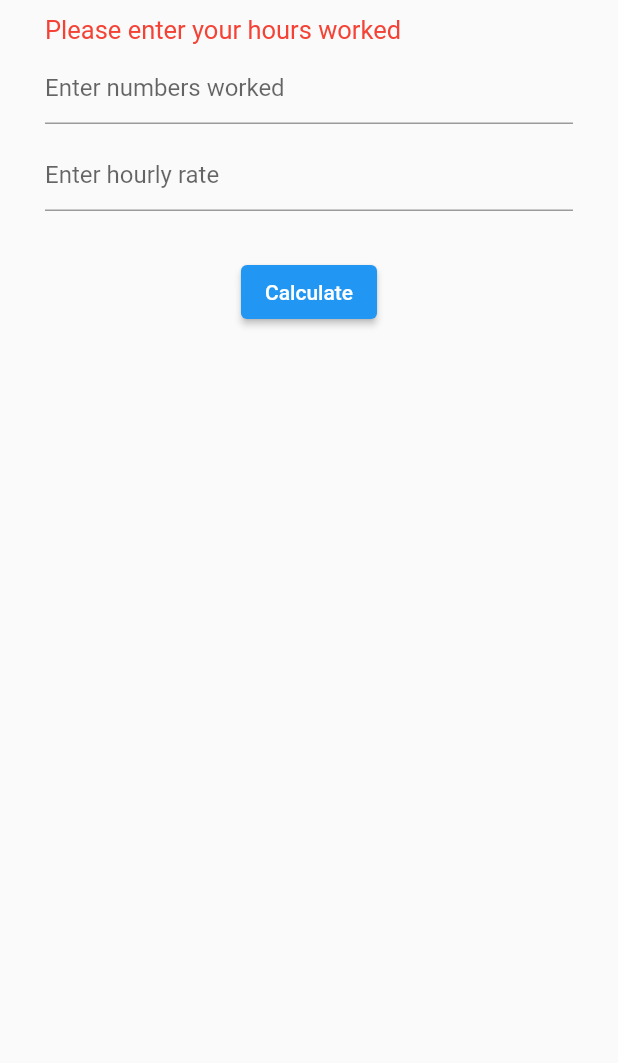
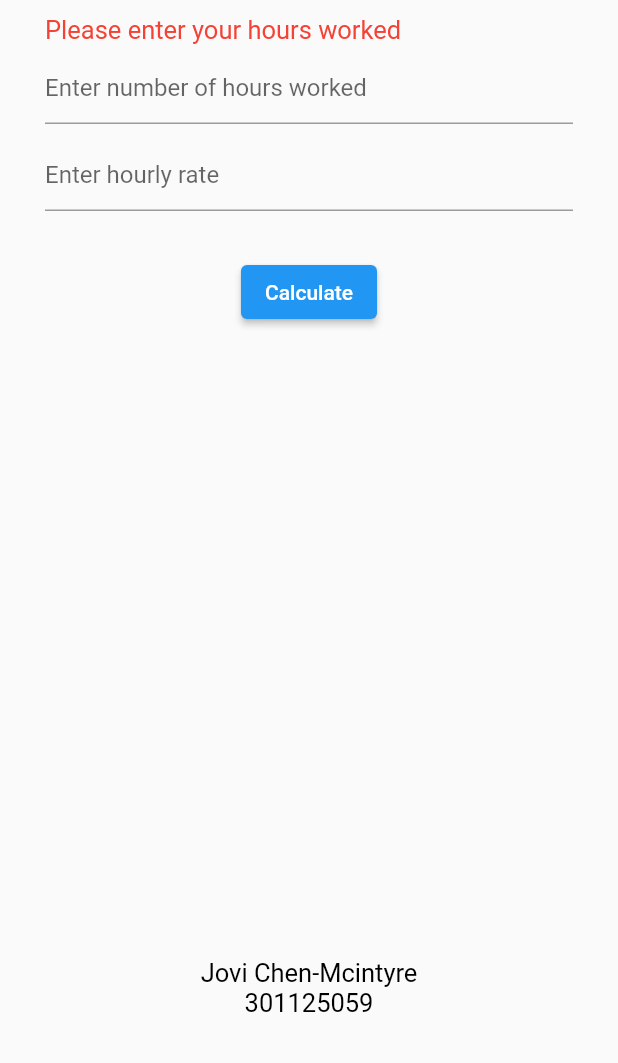
Before and after one commit to jovichenmcintyrecentenial/flutter-pay-calculator, a Flutter app: the screen it shows after launch, after a tap on "Calculate", on a phone screen of 412 x 824 dp, the part 173-1236 px from its top. Run offline on Flutter 3.47's test engine with Material 2 defaults, Android fonts, the phone set to English and light mode, and no system bars.

Commit message:
display student name and id and also display report information

```diff
--- a/lib/main.dart
+++ b/lib/main.dart
@@ -1,4 +1,7 @@
 import 'package:flutter/material.dart';
+import 'package:pay_calculator/widgets/custom_text_field_widget.dart';
+import 'package:pay_calculator/widgets/footer_widget.dart';
+import 'package:pay_calculator/widgets/row_list_item.dart';
 
 void main() {
   runApp(const MyApp());
@@ -13,7 +16,6 @@ class MyApp extends StatelessWidget {
     return MaterialApp(
       title: 'Flutter Demo',
       theme: ThemeData(
-
         primarySwatch: Colors.blue,
       ),
       home: const MyHomePage(title: ''),
@@ -31,8 +33,6 @@ class MyHomePage extends StatefulWidget {
 }
 
 class _MyHomePageState extends State<MyHomePage> {
-
-
   var hoursWorkedTextController = TextEditingController();
   var hourlyRateTextController = TextEditingController();
 
@@ -40,25 +40,54 @@ class _MyHomePageState extends State<MyHomePage> {
   double overtimePay = 0;
   double totalPay = 0;
   double tax = 0;
-  int hours = 0;
   double hourlyRate = 0;
 
   String? errorMessage;
 
-  validate(){
-    if(hoursWorkedTextController.text.trim().isEmpty){
+  void resetValues(){
+     regularPay = 0;
+     overtimePay = 0;
+     totalPay = 0;
+     tax = 0;
+     hourlyRate = 0;
+  }
+
+  //numeric check
+  bool _isNumeric(String? s) {
+    if (s == null) {
+      return false;
+    }
+    return double.tryParse(s) != null;
+  }
+
+  //validate user inputs
+  bool validate() {
+    if (hoursWorkedTextController.text.trim().isEmpty) {
       setState(() {
         errorMessage = 'Please enter your hours worked';
       });
       return false;
+    } else {
+      if (!_isNumeric(hoursWorkedTextController.text.trim())) {
+        setState(() {
+          errorMessage = 'Please enter only numbers for hours worked';
+        });
+        return false;
+      }
     }
 
-    if(hoursWorkedTextController.text.trim().isEmpty){
+    if (hourlyRateTextController.text.trim().isEmpty) {
       setState(() {
         errorMessage = 'Please enter your hourly rate';
       });
       return false;
-
+    } else {
+      if (!_isNumeric(hourlyRateTextController.text.trim())) {
+        setState(() {
+          errorMessage = 'Please enter only numbers for hourly rate';
+        });
+        return false;
+      }
     }
     setState(() {
       errorMessage = null;
@@ -66,13 +95,15 @@ class _MyHomePageState extends State<MyHomePage> {
     return true;
   }
 
-  void calculatePay(){
+  void calculatePay() {
+    resetValues();
+    double overtimeHours = 0;
+    double hours = double.parse(hoursWorkedTextController.text.toString());
+    double hourlyRate = double.parse(hourlyRateTextController.text.toString());
+    double regularHours = hours;
 
-    int overtimeHours = 0;
-    int regularHours = hours;
-
-    if(hours > 40){
-      overtimeHours = hours-40;
+    if (hours > 40) {
+      overtimeHours = hours - 40;
       overtimePay = overtimeHours * hourlyRate * 1.5;
       regularHours = 40;
     }
@@ -86,41 +117,46 @@ class _MyHomePageState extends State<MyHomePage> {
 
   @override
   Widget build(BuildContext context) {
-
     return Scaffold(
+      resizeToAvoidBottomInset: false,
       appBar: AppBar(
-
         title: Text(widget.title),
       ),
       body: Padding(
         padding: const EdgeInsets.all(30),
         child: Column(
           crossAxisAlignment: CrossAxisAlignment.start,
-          children:  <Widget>[
+          children: <Widget>[
             const Text(
               'Pay Calculator',
               style: TextStyle(fontSize: 25, fontWeight: FontWeight.w800),
             ),
-
-            const SizedBox(height:10,),
-            if(errorMessage != null)
-              ...[
-                Text(errorMessage!,
-                  style: const TextStyle(
-                      fontSize: 17, color: Colors.red),
+            const SizedBox(
+              height: 10,
             ),
-                 const SizedBox(height:5,),
+            if (errorMessage != null) ...[
+              Text(
+                errorMessage!,
+                style: const TextStyle(fontSize: 17, color: Colors.red),
+              ),
+              const SizedBox(
+                height: 5,
+              ),
             ],
-             _CustomTextFieldWidget('Enter numbers worked',
+            CustomTextFieldWidget('Enter number of hours worked',
                 controller: hoursWorkedTextController),
-            const SizedBox(height: 10,),
-             _CustomTextFieldWidget('Enter hourly rate',
+            const SizedBox(
+              height: 10,
+            ),
+            CustomTextFieldWidget('Enter hourly rate',
                 controller: hourlyRateTextController),
-            const SizedBox(height: 30,),
+            const SizedBox(
+              height: 30,
+            ),
             Center(
               child: ElevatedButton(
                 onPressed: () {
-                if(validate()){
+                  if (validate()) {
                     calculatePay();
                   }
                 },
@@ -129,30 +165,31 @@ class _MyHomePageState extends State<MyHomePage> {
                   style: TextStyle(color: Colors.white),
                 ),
               ),
-            )
+            ),
+            regularPay != 0?buildReportDisplay():const Spacer(),
+            const FootWidget(),
+
           ],
         ),
       ),
+    );
+  }
 
+  Expanded buildReportDisplay() {
+    return Expanded(
+            child: ListView(children: [
+              const SizedBox(height: 10,),
+
+              const Text('Report',style: TextStyle(fontSize: 20,fontWeight: FontWeight.bold),),
+              const SizedBox(height: 30,),
+
+              RowListItem(title: 'Regular Pay', data: '\$ $regularPay'),
+              RowListItem(title: 'Overtime Pay', data: '\$ $overtimePay'),
+              RowListItem(title: 'Tax Deduction', data: '-\$ $tax'),
+              RowListItem(title: 'Total Pay Before Tax ', data: '\$ $totalPay'),
+              RowListItem(title: 'Total Pay After Tax', data: '\$ ${totalPay-tax}'),
+
+            ],),
           );
   }
 }
-
-class _CustomTextFieldWidget extends StatelessWidget {
-  final String hint;
-  final TextEditingController controller;
-
-  const _CustomTextFieldWidget(this.hint, {
-    super.key, required this.controller,
-  });
-
-  @override
-  Widget build(BuildContext context) {
-    return TextField(keyboardType: TextInputType.number,
-      controller: controller,
-      decoration: InputDecoration(
-          hintText: hint
-      ),
-    );
-  }
-}
--- /dev/null
+++ b/lib/widgets/custom_text_field_widget.dart
@@ -0,0 +1,21 @@
+import 'package:flutter/material.dart';
+
+class CustomTextFieldWidget extends StatelessWidget {
+  final String hint;
+  final TextEditingController controller;
+
+  const CustomTextFieldWidget(
+      this.hint, {
+        super.key,
+        required this.controller,
+      });
+
+  @override
+  Widget build(BuildContext context) {
+    return TextField(
+      keyboardType: TextInputType.number,
+      controller: controller,
+      decoration: InputDecoration(hintText: hint),
+    );
+  }
+}
--- /dev/null
+++ b/lib/widgets/footer_widget.dart
@@ -0,0 +1,25 @@
+import 'package:flutter/material.dart';
+
+class FootWidget extends StatelessWidget {
+  const FootWidget({
+    super.key,
+  });
+
+  @override
+  Widget build(BuildContext context) {
+    return Center(
+      child: Column(
+        children: const [
+          Text(
+            'Jovi Chen-Mcintyre',
+            style: TextStyle(fontSize: 17, color: Colors.black),
+          ),
+          Text(
+            '301125059',
+            style: TextStyle(fontSize: 17, color:Colors.black),
+          ),
+        ],
+      ),
+    );
+  }
+}
```
Also changed, not shown: lib/widgets/row_list_item.dart (added, +25 -0 lines). Lines whose indentation alone changed are shown as unchanged.
